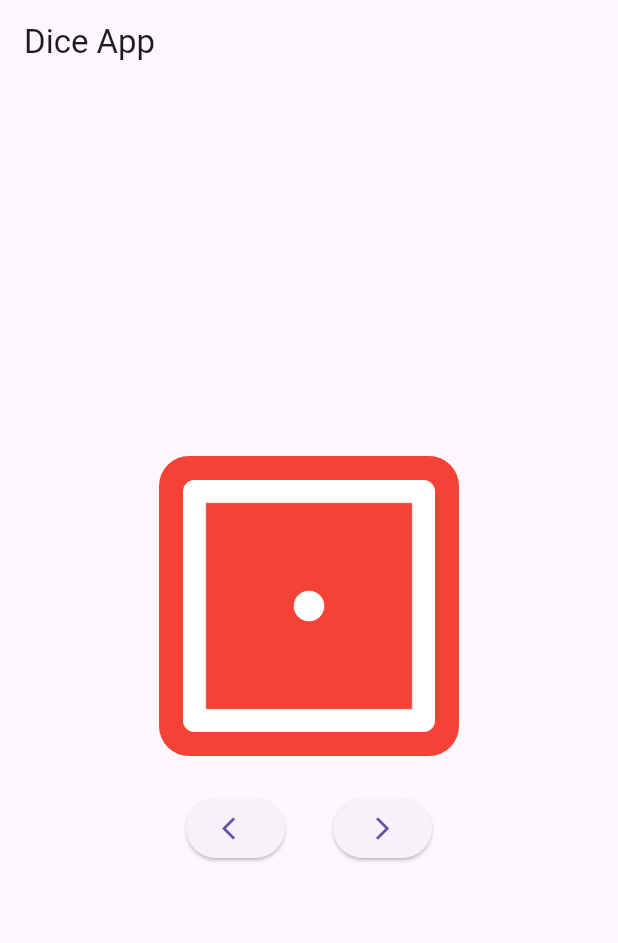
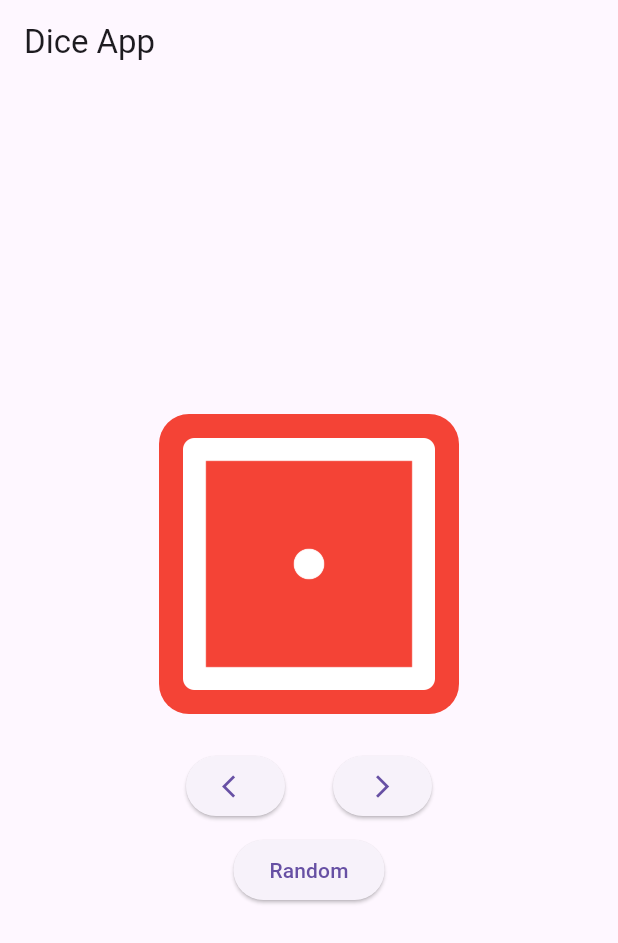
Before and after one commit to fr4nsgallegos/diceappG8, a Flutter app: the screen it shows after launch, on a phone screen of 412 x 824 dp. Shown: the top 943 px of the screen. Run offline on Flutter 3.47's test engine with Material 3 defaults, Android fonts, the phone set to English and light mode, and no system bars.

Commit message:
finish dice app

```diff
--- a/lib/pages/dice_page.dart
+++ b/lib/pages/dice_page.dart
@@ -1,3 +1,5 @@
+import 'dart:math';
+
 import 'package:flutter/material.dart';
 
 class DicePage extends StatefulWidget {
@@ -68,7 +70,17 @@ class _DicePageState extends State<DicePage> {
                   child: Icon(Icons.arrow_forward_ios),
                 ),
               ],
-            )
+            ),
+            SizedBox(
+              height: 8,
+            ),
+            ElevatedButton(
+              onPressed: () {
+                n = Random().nextInt(6) + 1;
+                setState(() {});
+              },
+              child: Text("Random"),
+            ),
           ],
         ),
       ),
```
